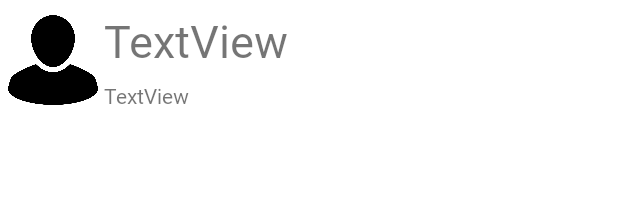
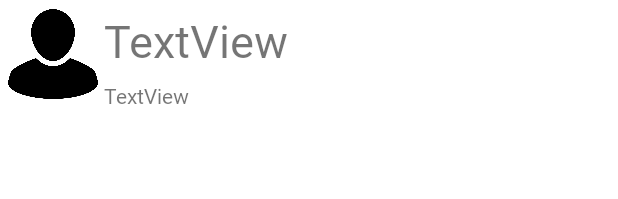
Before and after one commit to yjsohn/MadCamp1, an Android app: the layout item.xml on its own in the app's theme, with its tools: preview values and no code run, on a phone screen of 412 x 824 dp. Shown: the top 199 px of the screen. Run offline under Robolectric (Android 15) with nearby library versions, the light colour scheme and no system bars.

Commit message:
Add call_icon.png

```diff
--- a/app/src/main/java/com/example/basicapplicationfunction/InfoActivity.java
+++ b/app/src/main/java/com/example/basicapplicationfunction/InfoActivity.java
@@ -28,12 +28,11 @@ public class InfoActivity extends AppCompatActivity {
         name.setText(Intent.getStringExtra("name"));
         phone.setText(Intent.getStringExtra("phone"));
         email.setText(Intent.getStringExtra("email"));
-        image.setImageBitmap(getIntent().getParcelableExtra("image"));
-
         //set Rounding
         GradientDrawable drawable= (GradientDrawable) getDrawable(R.drawable.background_rounding);
         image.setBackground(drawable);
         image.setClipToOutline(true);
+        image.setImageBitmap(getIntent().getParcelableExtra("image"));
     }
 
     public void mOnCall(View v){
--- a/app/src/main/res/layout/item.xml
+++ b/app/src/main/res/layout/item.xml
@@ -10,7 +10,7 @@
         android:layout_width="60dp"
         android:layout_height="60dp"
         android:layout_marginStart="5dp"
-        android:layout_marginTop="10dp"
+        android:layout_marginTop="6dp"
         android:background="@android:color/transparent"
         android:scaleType="fitXY"
         android:src="@drawable/profile_icon"
```
Also changed, not shown: app/src/main/res/drawable/call_icon.png (added).
